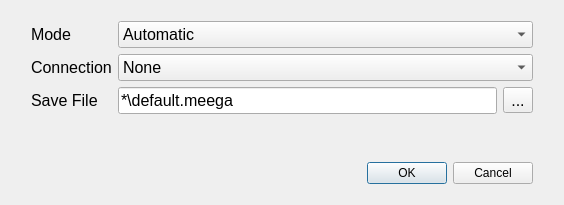
Above: MEEGA-Groundstation/MEEGA_startup.ui from JanNiklasJuedt/MEEGA-Software before the change. Below: the same form after it.
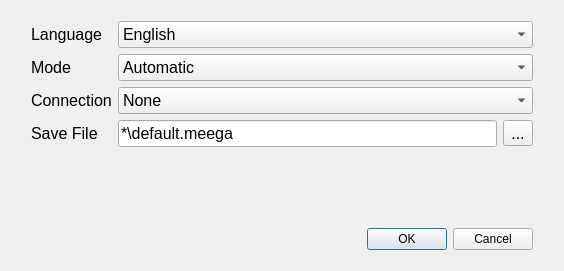
That is the form after the change.

Commit message: localization and startup functionality (unfinished), various

Patch:
```diff
--- a/MEEGA-Groundstation/MEEGA_startup.ui
+++ b/MEEGA-Groundstation/MEEGA_startup.ui
@@ -13,7 +13,7 @@
     <x>0</x>
     <y>0</y>
     <width>564</width>
-    <height>205</height>
+    <height>271</height>
    </rect>
   </property>
   <property name="sizePolicy">
@@ -30,6 +30,15 @@
   <property name="windowTitle">
    <string>Groundstation Start</string>
   </property>
+  <property name="locale">
+   <locale language="English" country="Germany"/>
+  </property>
+  <property name="sizeGripEnabled">
+   <bool>false</bool>
+  </property>
+  <property name="modal">
+   <bool>true</bool>
+  </property>
   <layout class="QGridLayout" name="gridLayout">
    <item row="2" column="1">
     <spacer name="verticalSpacer">
@@ -112,15 +121,15 @@
    </item>
    <item row="1" column="1">
     <layout class="QFormLayout" name="formLayout">
-     <item row="0" column="0">
-      <widget class="QLabel" name="label">
+     <item row="1" column="0">
+      <widget class="QLabel" name="modeLabel">
        <property name="text">
         <string>Mode</string>
        </property>
       </widget>
      </item>
-     <item row="0" column="1">
-      <widget class="QComboBox" name="comboBox">
+     <item row="1" column="1">
+      <widget class="QComboBox" name="modeComboBox">
        <item>
         <property name="text">
          <string>Automatic</string>
@@ -143,15 +152,15 @@
        </item>
       </widget>
      </item>
-     <item row="1" column="0">
-      <widget class="QLabel" name="label_2">
+     <item row="2" column="0">
+      <widget class="QLabel" name="connectionLabel">
        <property name="text">
         <string>Connection</string>
        </property>
       </widget>
      </item>
-     <item row="1" column="1">
-      <widget class="QComboBox" name="comboBox_2">
+     <item row="2" column="1">
+      <widget class="QComboBox" name="connectionComboBox">
        <property name="enabled">
         <bool>true</bool>
        </property>
@@ -189,14 +198,14 @@
        </item>
       </widget>
      </item>
-     <item row="2" column="0">
-      <widget class="QLabel" name="label_3">
+     <item row="3" column="0">
+      <widget class="QLabel" name="saveFileLabel">
        <property name="text">
         <string>Save File</string>
        </property>
       </widget>
      </item>
-     <item row="2" column="1">
+     <item row="3" column="1">
       <layout class="QHBoxLayout" name="horizontalLayout_3">
        <item>
         <widget class="QLineEdit" name="lineEdit">
@@ -217,6 +226,27 @@
        </item>
       </layout>
      </item>
+     <item row="0" column="0">
+      <widget class="QLabel" name="languageLabel">
+       <property name="text">
+        <string>Language</string>
+       </property>
+      </widget>
+     </item>
+     <item row="0" column="1">
+      <widget class="QComboBox" name="languageComboBox">
+       <item>
+        <property name="text">
+         <string notr="true">English</string>
+        </property>
+       </item>
+       <item>
+        <property name="text">
+         <string notr="true">Deutsch</string>
+        </property>
+       </item>
+      </widget>
+     </item>
     </layout>
    </item>
    <item row="0" column="1">
```
Left out of the diff: 108 changed lines with no effect on the pictures. The commit also changes 6 other files.
